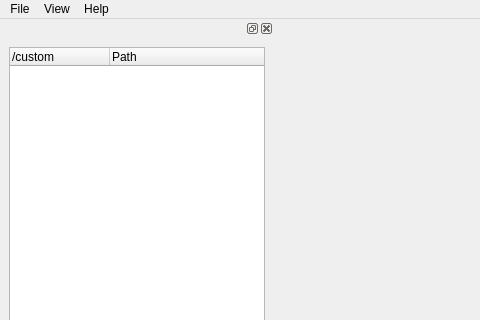
Qt form tools/setupfiletool/ui/mainwindow.ui (mlz-ictrl/nicos) before a commit; both pictures show x 0 to 480 and y 0 to 320 of the 834 by 662 pixel window.
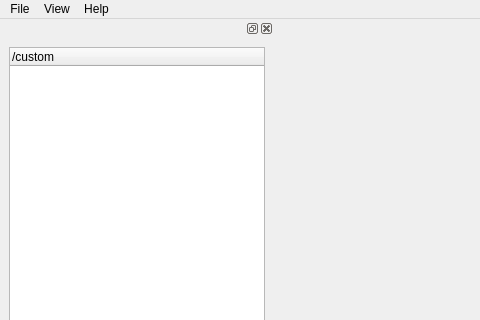
The same form after that commit. Custom widgets are drawn as their Qt base class.

Patch:
```diff
--- a/tools/setupfiletool/ui/mainwindow.ui
+++ b/tools/setupfiletool/ui/mainwindow.ui
@@ -42,11 +42,6 @@
          <string>/custom</string>
         </property>
        </column>
-       <column>
-        <property name="text">
-         <string>Path</string>
-        </property>
-       </column>
       </widget>
      </item>
     </layout>
```
Left out of the diff: 15 changed lines with no effect on the pictures.
